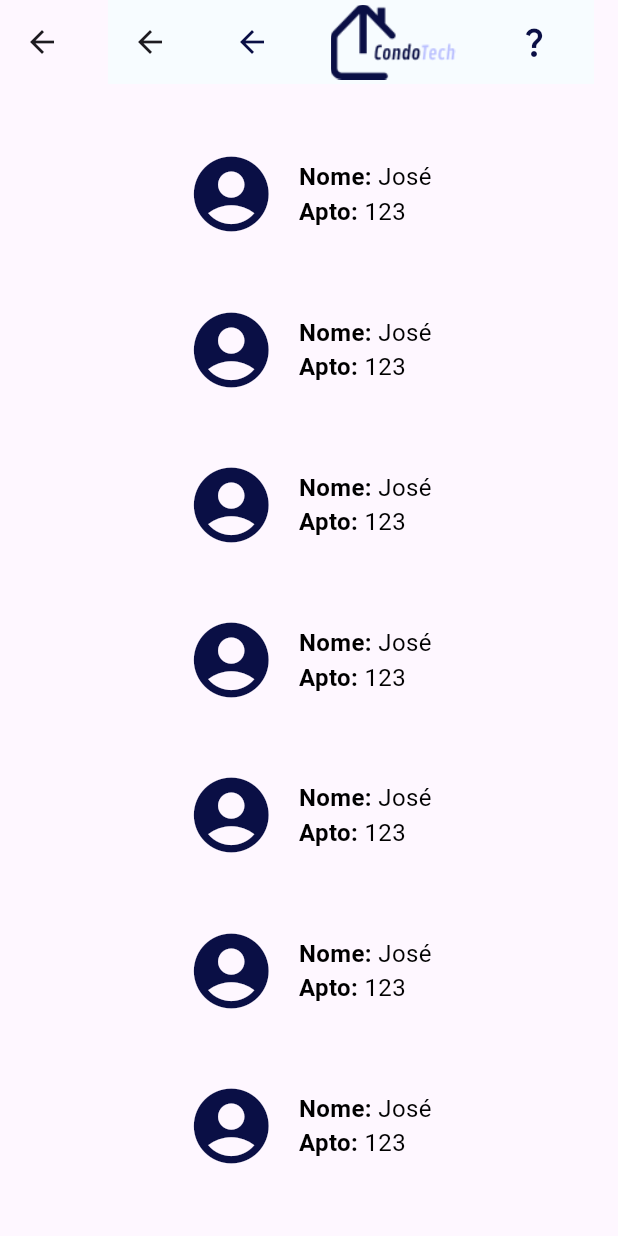
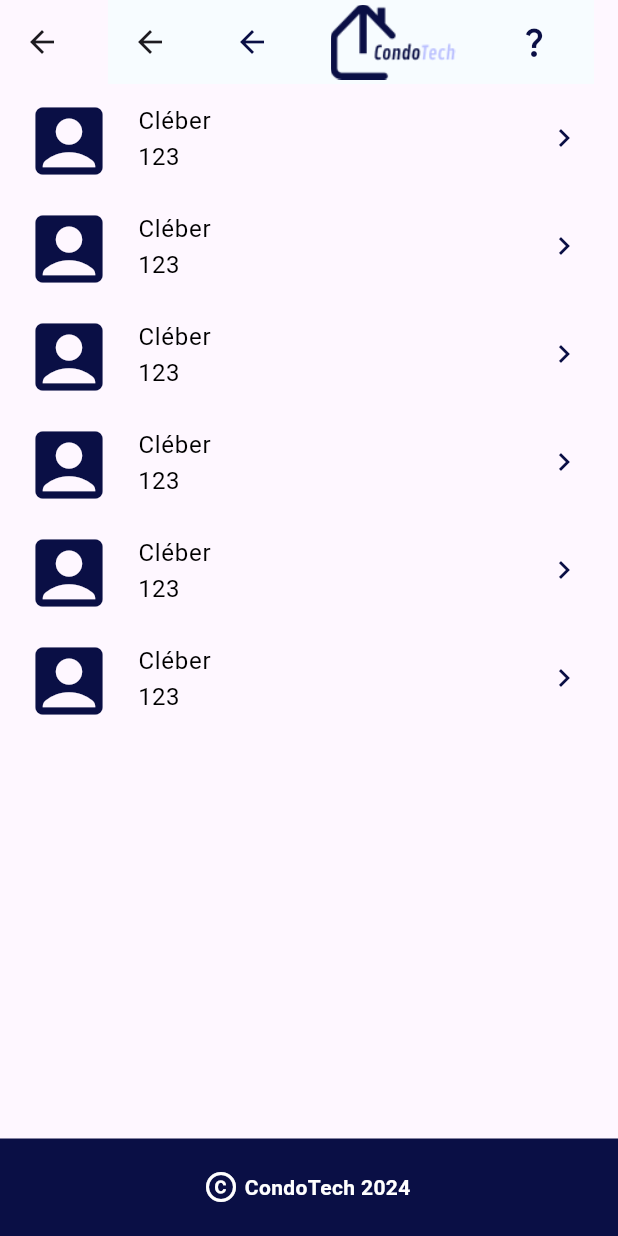
Before and after one commit to CondoTech/condotech_app, a Flutter app: the UsersList screen opened directly, on a phone screen of 412 x 824 dp. Run offline on Flutter 3.47's test engine with Material 3 defaults, Android fonts, the phone set to English and light mode, and no system bars; Roboto replaces fonts that are missing (Mukata).

Commit message:
Update user list

```diff
--- a/condotech/lib/pages/users_list.dart
+++ b/condotech/lib/pages/users_list.dart
@@ -1,5 +1,6 @@
 import 'package:condotech/util/appbar.dart';
 import 'package:condotech/util/color.dart';
+import 'package:condotech/util/footer.dart';
 import 'package:condotech/util/text.dart';
 import 'package:flutter/cupertino.dart';
 import 'package:flutter/material.dart';
@@ -16,48 +17,56 @@ class UsersList extends StatelessWidget {
         centerTitle: true,
       ),
       body: Center(
-        child: Column(
-          mainAxisAlignment: MainAxisAlignment.spaceEvenly,
-          children: [
-            UserData("José", "123"),
-            UserData("José", "123"),
-            UserData("José", "123"),
-            UserData("José", "123"),
-            UserData("José", "123"),
-            UserData("José", "123"),
-            UserData("José", "123"),
-          ],
-        ),
+        child: ListView(children: [
+          userData("Cléber", "123"),
+          userData("Cléber", "123"),
+          userData("Cléber", "123"),
+          userData("Cléber", "123"),
+          userData("Cléber", "123"),
+          userData("Cléber", "123"),
+        ]),
       ),
+      bottomNavigationBar: footer(),
     );
   }
 
-  Row UserData(String name, String apto) {
-    return Row(
-      mainAxisAlignment: MainAxisAlignment.center,
-      children: [
-        Icon(color: Paleta.azulEscuro, size: 60, Icons.account_circle),
-        Container(
-          padding: EdgeInsets.only(left: 15),
-          child: Column(
-            crossAxisAlignment: CrossAxisAlignment.start,
-            children: [
-              Row(
-                children: [
-                  smallTextBold("Nome: "),
-                  smallText(name),
-                ],
-              ),
-              Row(
-                children: [
-                  smallTextBold("Apto: "),
-                  smallText(apto),
-                ],
-              )
-            ],
-          ),
-        )
-      ],
+  ListTile userData(String name, String apto) {
+    return ListTile(
+      leading: Icon(color: Paleta.azulEscuro, size: 60, Icons.account_box),
+      title: smallText(name),
+      subtitle: smallText(apto),
+      trailing: Icon(Icons.navigate_next),
+      iconColor: Paleta.azulEscuro,
+      onTap: () => print("FOI PRO PERFIL"),
     );
   }
+
+  // Row UserData(String name, String apto) {
+  //   return Row(
+  //     mainAxisAlignment: MainAxisAlignment.center,
+  //     children: [
+  //       Icon(color: Paleta.azulEscuro, size: 60, Icons.account_circle),
+  //       Container(
+  //         padding: EdgeInsets.only(left: 15),
+  //         child: Column(
+  //           crossAxisAlignment: CrossAxisAlignment.start,
+  //           children: [
+  //             Row(
+  //               children: [
+  //                 smallTextBold("Nome: "),
+  //                 smallText(name),
+  //               ],
+  //             ),
+  //             Row(
+  //               children: [
+  //                 smallTextBold("Apto: "),
+  //                 smallText(apto),
+  //               ],
+  //             )
+  //           ],
+  //         ),
+  //       )
+  //     ],
+  //   );
+  // }
 }
```
